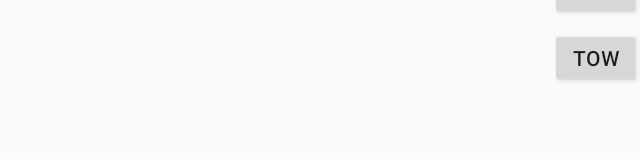
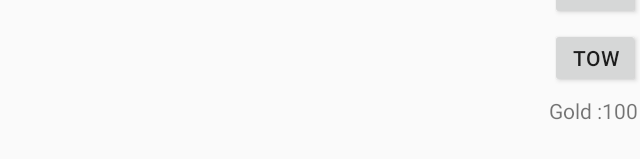
Before and after one commit to leo-suo/protector_2, an Android app: the screen it shows after launch (StartGame), after a tap on "PLAY", on a phone screen of 824 x 412 dp (held sideways). Shown: the part 312-471 px from the top of the screen, without its empty margins (596-1236 px from the left). Run offline under Robolectric (Android 15) with nearby library versions, the phone set to English and light mode, and no system bars; 4 statements that could not run were skipped.

Commit message:
per edition

```diff
--- a/app/src/main/java/com/example/protector_2/MainActivity.java
+++ b/app/src/main/java/com/example/protector_2/MainActivity.java
@@ -48,7 +48,8 @@ public class MainActivity extends AppCompatActivity {
             public void onClick(View v) {
                 Intent intent = new Intent(MainActivity.this,
                         StartGame.class);
-                startActivity(intent);
+                intent.putExtra("Gold",Gold_num);
+                startActivityForResult(intent,0);
 
             }
         });
--- a/app/src/main/java/com/example/protector_2/StartGame.java
+++ b/app/src/main/java/com/example/protector_2/StartGame.java
@@ -7,6 +7,7 @@ import android.support.annotation.Nullable;
 import android.view.View;
 import android.widget.Button;
 import android.widget.LinearLayout;
+import android.widget.TextView;
 
 import java.io.BufferedReader;
 import java.io.InputStream;
@@ -17,6 +18,7 @@ import java.io.InputStreamReader;
 
 public class StartGame extends Activity {
     static public int mouse = 0;
+    public int Gold_num;
 
     GameView gv;
     public static String map_info;
@@ -32,6 +34,13 @@ public class StartGame extends Activity {
         readfiles();
         System.out.println("-----onCreate-----");
         setContentView(R.layout.activitiy_startgame);
+
+
+        Intent intent = getIntent();
+        Gold_num = intent.getIntExtra("Gold",-1);
+        TextView t = findViewById(R.id.Gold_text);
+        t.setText("Gold :" +String.valueOf(Gold_num));
+
 
         // GameView
         LinearLayout root = (LinearLayout)findViewById(R.id.root);
@@ -124,6 +133,10 @@ public class StartGame extends Activity {
 
     public void end(){
         System.out.println("I AM HERERERRERERERERER");
+        Gold_num += 100;
+        Intent intent = new Intent();
+        intent.putExtra("Gold",Gold_num);
+        setResult(RESULT_OK,intent);
         finish();
     }
 
--- a/app/src/main/res/layout/activitiy_startgame.xml
+++ b/app/src/main/res/layout/activitiy_startgame.xml
@@ -63,10 +63,23 @@
         android:layout_marginRight="0dp"
         android:text="tower_6" />
 
+    <TextView
+        android:id="@+id/Gold_text"
+        android:layout_width="wrap_content"
+        android:layout_height="wrap_content"
+        android:layout_below="@+id/tower_6"
+        android:layout_alignParentEnd="true"
+        android:layout_alignParentRight="true"
+        android:layout_marginTop="5dp"
+        android:layout_marginEnd="1dp"
+        android:layout_marginRight="0dp"
+        android:text="Gold:" />
+
     <LinearLayout
         android:id="@+id/root"
+        android:layout_width="match_parent"
         android:layout_height="match_parent"
-        android:layout_width="match_parent"
+        android:layout_marginRight="0dp"
         android:layout_toLeftOf="@id/tower_1"
         android:orientation="horizontal"></LinearLayout><![CDATA[
 
```
